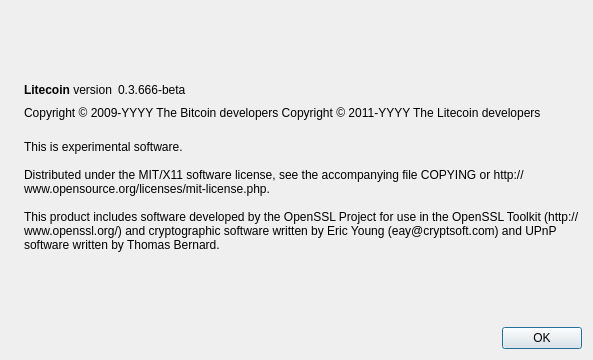
Qt form src/qt/forms/aboutdialog.ui (peterwatson/goldsmithscoin) before a commit.
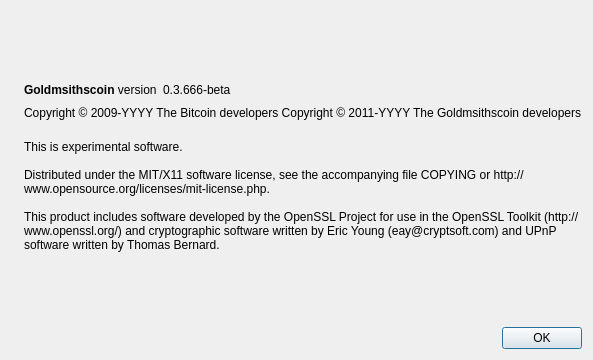
The same form after that commit. Icons and pictures are not drawn.

Commit message:
Changed Litecoin ==> Goldsmithscoin
In Text editor changed Litecoin ==> Goldsmithscoin.  Changes name of
the coin

```diff
--- a/src/qt/forms/aboutdialog.ui
+++ b/src/qt/forms/aboutdialog.ui
@@ -50,7 +50,7 @@
           <cursorShape>IBeamCursor</cursorShape>
          </property>
          <property name="text">
-          <string>&lt;b&gt;Litecoin&lt;/b&gt; version</string>
+          <string>&lt;b&gt;Goldmsithscoin&lt;/b&gt; version</string>
          </property>
          <property name="textInteractionFlags">
           <set>Qt::LinksAccessibleByMouse|Qt::TextSelectableByKeyboard|Qt::TextSelectableByMouse</set>
@@ -92,7 +92,7 @@
        </property>
        <property name="text">
         <string notr="true">Copyright &amp;copy; 2009-YYYY The Bitcoin developers
-Copyright &amp;copy; 2011-YYYY The Litecoin developers</string>
+Copyright &amp;copy; 2011-YYYY The Goldmsithscoin developers</string>
        </property>
        <property name="textFormat">
         <enum>Qt::RichText</enum>
```
Left out of the diff: 2 changed lines with no effect on the pictures. The commit also changes 100 other files.
